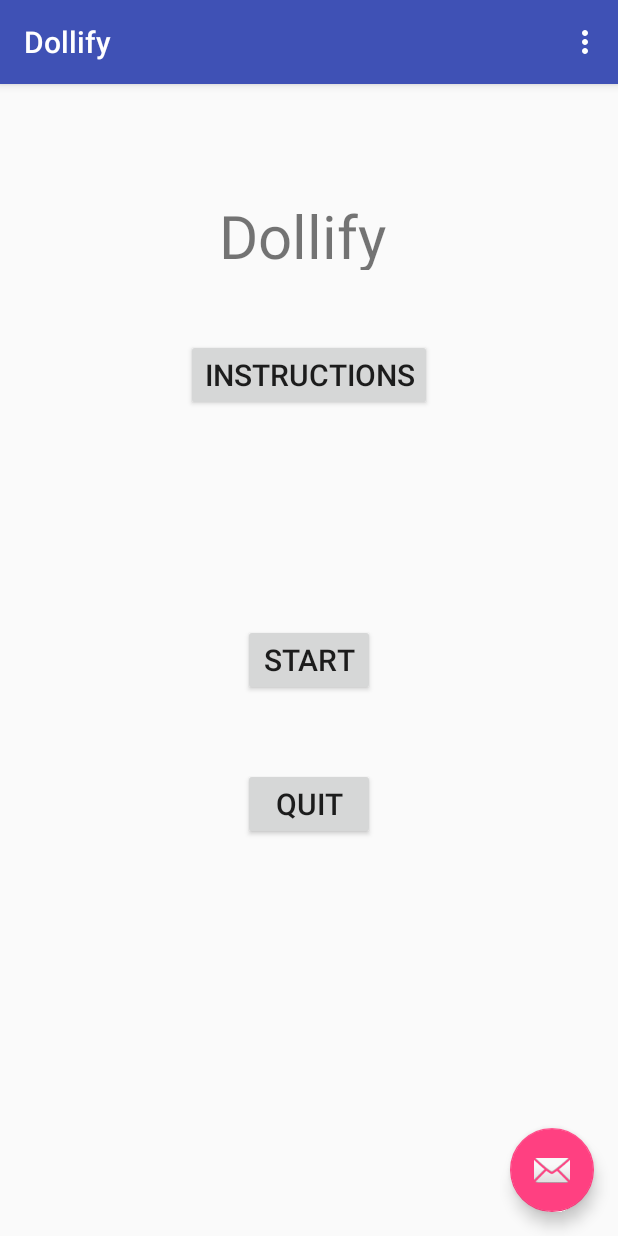
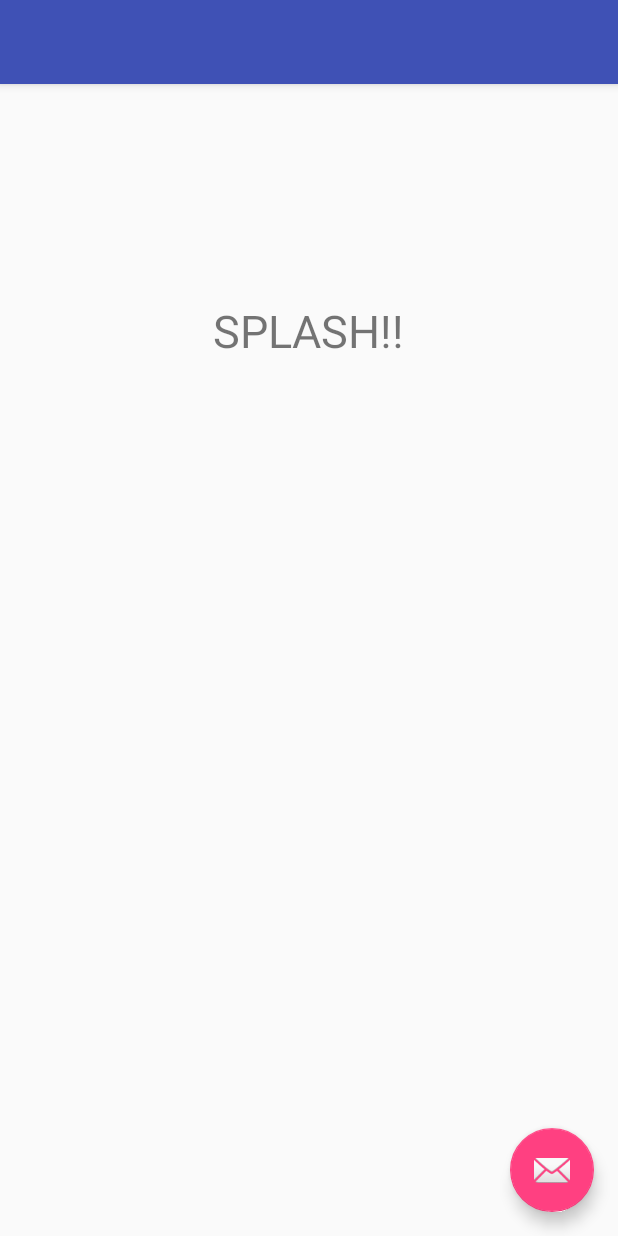
Before and after one commit to Itniraan/dollify, an Android app: the first screen one second after launch (MainActivity before the commit, SplashScreen after it), on a phone screen of 412 x 824 dp. Run offline under Robolectric (Android 15) with nearby library versions, the phone set to English and light mode, and no system bars.

Commit message:
Splash Screen placeholder and logic created

```diff
--- a/app/src/main/AndroidManifest.xml
+++ b/app/src/main/AndroidManifest.xml
@@ -9,8 +9,8 @@
         android:supportsRtl="true"
         android:theme="@style/AppTheme">
         <activity
-            android:name=".MainActivity"
-            android:label="@string/app_name"
+            android:name=".SplashScreen"
+            android:label="@string/title_activity_splash_screen"
             android:theme="@style/AppTheme.NoActionBar">
             <intent-filter>
                 <action android:name="android.intent.action.MAIN" />
@@ -25,6 +25,10 @@
         <activity
             android:name=".StartActivity"
             android:label="@string/title_activity_start"
+            android:theme="@style/AppTheme.NoActionBar" />
+        <activity
+            android:name=".MainActivity"
+            android:label="@string/app_name"
             android:theme="@style/AppTheme.NoActionBar"></activity>
     </application>
 
--- /dev/null
+++ b/app/src/main/java/ca/blake/georgian/dollify/dollify/SplashScreen.java
@@ -0,0 +1,36 @@
+package ca.blake.georgian.dollify.dollify;
+
+import android.content.Intent;
+import android.os.Bundle;
+import android.os.Handler;
+import android.support.design.widget.FloatingActionButton;
+import android.support.design.widget.Snackbar;
+import android.support.v7.app.AppCompatActivity;
+import android.support.v7.widget.Toolbar;
+import android.view.View;
+
+public class SplashScreen extends AppCompatActivity {
+
+    private static int SPLASH_SCREEN_TIME_OUT = 3000;
+
+    @Override
+    protected void onCreate(Bundle savedInstanceState) {
+        super.onCreate(savedInstanceState);
+        setContentView(R.layout.activity_splash_screen);
+
+        new Handler().postDelayed(new Runnable() {
+
+            @Override
+            public void run() {
+                // This method will be executed once the timer is over
+                // Start your app main activity
+                Intent openMainMenu = new Intent(SplashScreen.this, MainActivity.class);
+                startActivity(openMainMenu);
+
+                finish();
+            }
+        }, SPLASH_SCREEN_TIME_OUT);
+
+    }
+
+}
--- /dev/null
+++ b/app/src/main/res/layout/activity_splash_screen.xml
@@ -0,0 +1,34 @@
+<?xml version="1.0" encoding="utf-8"?>
+<android.support.design.widget.CoordinatorLayout xmlns:android="http://schemas.android.com/apk/res/android"
+    xmlns:app="http://schemas.android.com/apk/res-auto"
+    xmlns:tools="http://schemas.android.com/tools"
+    android:layout_width="match_parent"
+    android:layout_height="match_parent"
+    android:fitsSystemWindows="true"
+    tools:context="ca.blake.georgian.dollify.dollify.SplashScreen">
+
+    <android.support.design.widget.AppBarLayout
+        android:layout_width="match_parent"
+        android:layout_height="wrap_content"
+        android:theme="@style/AppTheme.AppBarOverlay">
+
+        <android.support.v7.widget.Toolbar
+            android:id="@+id/toolbar"
+            android:layout_width="match_parent"
+            android:layout_height="?attr/actionBarSize"
+            android:background="?attr/colorPrimary"
+            app:popupTheme="@style/AppTheme.PopupOverlay" />
+
+    </android.support.design.widget.AppBarLayout>
+
+    <include layout="@layout/content_splash_screen" />
+
+    <android.support.design.widget.FloatingActionButton
+        android:id="@+id/fab"
+        android:layout_width="wrap_content"
+        android:layout_height="wrap_content"
+        android:layout_gravity="bottom|end"
+        android:layout_margin="@dimen/fab_margin"
+        android:src="@android:drawable/ic_dialog_email" />
+
+</android.support.design.widget.CoordinatorLayout>
--- /dev/null
+++ b/app/src/main/res/layout/content_splash_screen.xml
@@ -0,0 +1,24 @@
+<?xml version="1.0" encoding="utf-8"?>
+<RelativeLayout xmlns:android="http://schemas.android.com/apk/res/android"
+    xmlns:app="http://schemas.android.com/apk/res-auto"
+    xmlns:tools="http://schemas.android.com/tools"
+    android:layout_width="match_parent"
+    android:layout_height="match_parent"
+    android:paddingBottom="@dimen/activity_vertical_margin"
+    android:paddingLeft="@dimen/activity_horizontal_margin"
+    android:paddingRight="@dimen/activity_horizontal_margin"
+    android:paddingTop="@dimen/activity_vertical_margin"
+    app:layout_behavior="@string/appbar_scrolling_view_behavior"
+    tools:context="ca.blake.georgian.dollify.dollify.SplashScreen"
+    tools:showIn="@layout/activity_splash_screen">
+
+    <TextView
+        android:layout_width="wrap_content"
+        android:layout_height="wrap_content"
+        android:text="SPLASH!!"
+        android:id="@+id/textView3"
+        android:layout_alignParentTop="true"
+        android:layout_centerHorizontal="true"
+        android:layout_marginTop="128dp"
+        android:textSize="30sp" />
+</RelativeLayout>
--- a/app/src/main/res/values/strings.xml
+++ b/app/src/main/res/values/strings.xml
@@ -9,4 +9,5 @@
     <string name="title_activity_start">Dollify - Play</string>
     <string name="instructionTitleText">Instructions</string>
     <string name="backButtonText">Back</string>
+    <string name="title_activity_splash_screen">Splash Screen</string>
 </resources>
```
